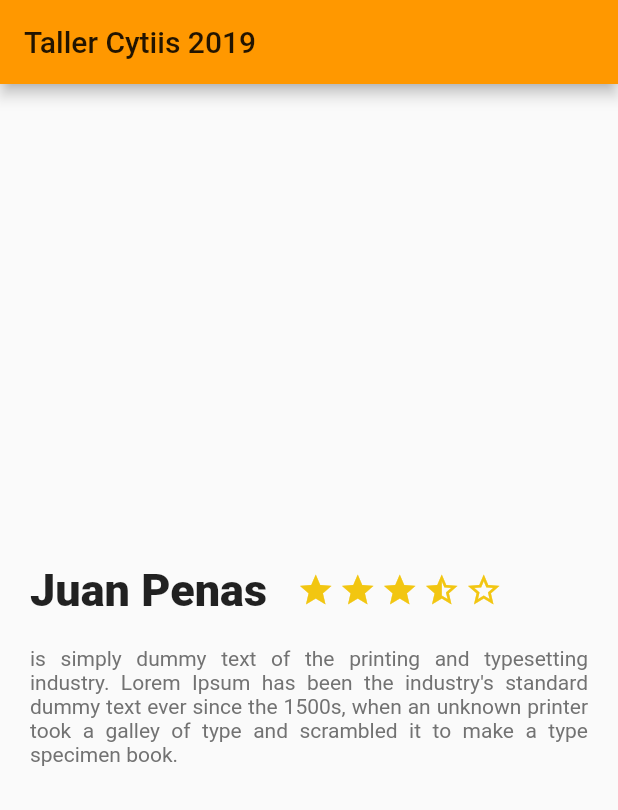
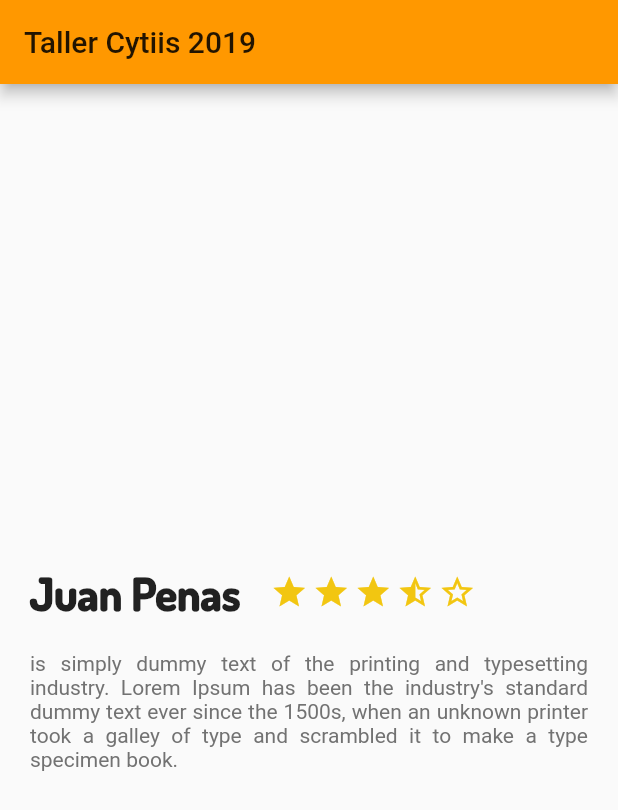
Before and after one commit to utrujillo/taller_trips, a Flutter app: the screen it shows after launch, on a phone screen of 412 x 824 dp. Shown: the top 810 px of the screen. Run offline on Flutter 3.47's test engine with Material 2 defaults, Android fonts, the phone set to English and light mode, and no system bars.

Commit message:
Agregando tipografias 	new file:   assets/fonts/Dosis-Bold.ttf 	new file:   assets/fonts/Dosis-ExtraBold.ttf 	new file:   assets/fonts/Dosis-ExtraLight.ttf 	new file:   assets/fonts/Dosis-Light.ttf 	new file:   assets/fonts/Dosis-Medium.ttf 	new file:   assets/fonts/Dosis-Regular.ttf 	new file:   assets/fonts/Dosis-SemiBold.ttf 	modified:   lib/inicio/autor.dart 	modified:   pubspec.yaml

```diff
--- a/lib/inicio/autor.dart
+++ b/lib/inicio/autor.dart
@@ -27,6 +27,7 @@ class Autor extends StatelessWidget {
           child: Text(
             nombreAutor,
             style: TextStyle( //Para dar estilo personalizado al texto
+              fontFamily: "Dosis",
               fontSize: 30.0,
               fontWeight: FontWeight.w900
             ),
```
Also changed, not shown: pubspec.yaml (+6 -54 lines), assets/fonts/Dosis-Bold.ttf (added), assets/fonts/Dosis-ExtraBold.ttf (added), assets/fonts/Dosis-ExtraLight.ttf (added), assets/fonts/Dosis-Light.ttf (added), assets/fonts/Dosis-Medium.ttf (added), assets/fonts/Dosis-Regular.ttf (added), assets/fonts/Dosis-SemiBold.ttf (added).
